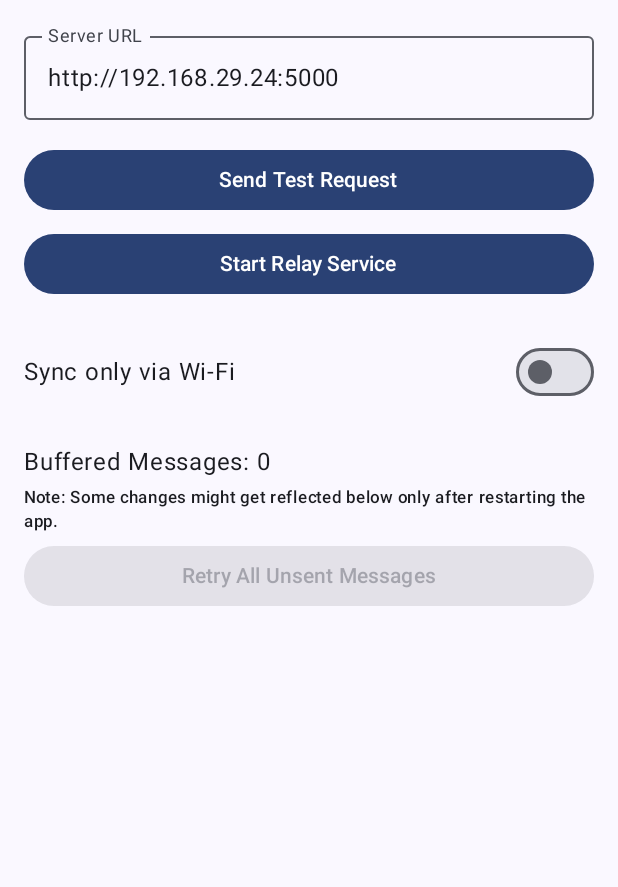
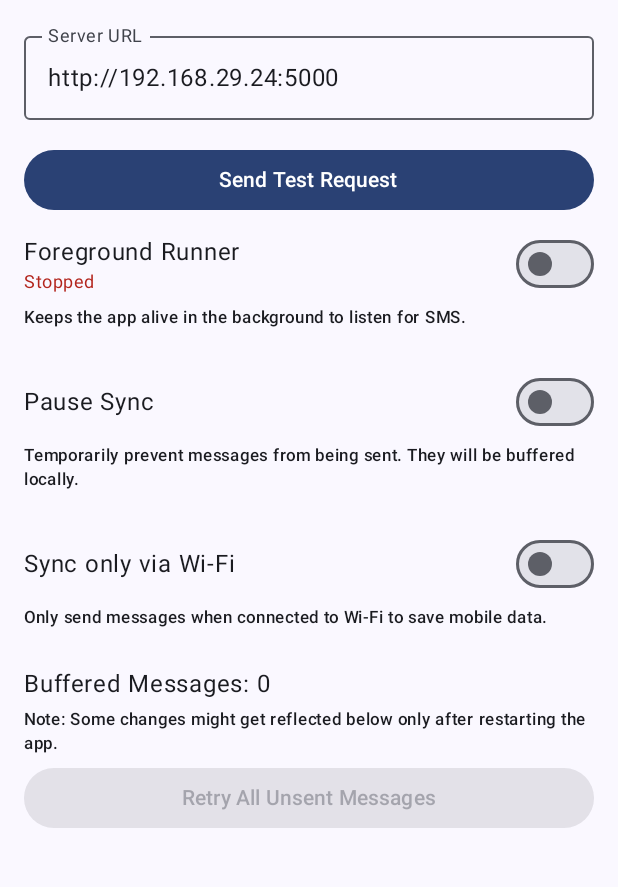
Before and after one commit to PeithonKing/sms-export-android, an Android app built with Jetpack Compose: the screen it shows after launch (MainActivity), after a tap on "Send Test Request", on a phone screen of 412 x 824 dp, the part 60-947 px from its top. Run offline under Robolectric (Android 15) with nearby library versions, the phone set to English and light mode, and no system bars.

Commit message:
more UI polish

```diff
--- a/app/src/main/java/com/example/messageexport/MainActivity.kt
+++ b/app/src/main/java/com/example/messageexport/MainActivity.kt
@@ -75,6 +75,7 @@ fun MainScreen(modifier: Modifier = Modifier) {
         context.getSharedPreferences("MessageExportPrefs", android.content.Context.MODE_PRIVATE)
     }
     var wifiOnly by remember { mutableStateOf(prefs.getBoolean("wifi_only", false)) }
+    var pauseSync by remember { mutableStateOf(prefs.getBoolean("pause_sync", false)) }
     var serverUrl by remember {
         mutableStateOf(
                 prefs.getString("server_url", "http://192.168.29.24:5000")
@@ -125,14 +126,23 @@ fun MainScreen(modifier: Modifier = Modifier) {
         // 3. Start/Stop Relay Service
         var isServiceRunning by remember { mutableStateOf(RelayService.isServiceRunning) }
 
-        Button(
-                onClick = {
+        Row(verticalAlignment = Alignment.CenterVertically) {
+            Column(modifier = Modifier.weight(1f)) {
+                Text(text = "Foreground Runner")
+                Text(
+                        text = if (isServiceRunning) "Running" else "Stopped",
+                        style = androidx.compose.material3.MaterialTheme.typography.bodySmall,
+                        color =
+                                if (isServiceRunning)
+                                        androidx.compose.material3.MaterialTheme.colorScheme.primary
+                                else androidx.compose.material3.MaterialTheme.colorScheme.error
+                )
+            }
+            Switch(
+                    checked = isServiceRunning,
+                    onCheckedChange = { isChecked ->
                         val intent = Intent(context, RelayService::class.java)
-                    if (isServiceRunning) {
-                        context.stopService(intent)
-                        isServiceRunning = false
-                        Toast.makeText(context, "Service Stopped", Toast.LENGTH_SHORT).show()
-                    } else {
+                        if (isChecked) {
                             if (Build.VERSION.SDK_INT >= Build.VERSION_CODES.O) {
                                 context.startForegroundService(intent)
                             } else {
@@ -140,13 +150,46 @@ fun MainScreen(modifier: Modifier = Modifier) {
                             }
                             isServiceRunning = true
                             Toast.makeText(context, "Service Started", Toast.LENGTH_SHORT).show()
+                        } else {
+                            context.stopService(intent)
+                            isServiceRunning = false
+                            Toast.makeText(context, "Service Stopped", Toast.LENGTH_SHORT).show()
                         }
-                },
-                modifier = Modifier.fillMaxWidth()
-        ) { Text(if (isServiceRunning) "Stop Relay Service" else "Start Relay Service") }
+                    }
+            )
+        }
+
+        // Explanatory Text
+        Text(
+                text = "Keeps the app alive in the background to listen for SMS.",
+                style = androidx.compose.material3.MaterialTheme.typography.labelSmall,
+                modifier = Modifier.padding(top = 4.dp, bottom = 16.dp)
+        )
+
+        Spacer(modifier = Modifier.height(8.dp))
+
+        // 4. Pause Sync Toggle
+        Row(verticalAlignment = Alignment.CenterVertically) {
+            Text(text = "Pause Sync", modifier = Modifier.weight(1f))
+            Switch(
+                    checked = pauseSync,
+                    onCheckedChange = { isChecked ->
+                        pauseSync = isChecked
+                        prefs.edit().putBoolean("pause_sync", isChecked).apply()
+                    }
+            )
+        }
+        Text(
+                text =
+                        "Temporarily prevent messages from being sent. They will be buffered locally.",
+                style = androidx.compose.material3.MaterialTheme.typography.labelSmall,
+                modifier = Modifier.padding(top = 4.dp)
+        )
+
         Spacer(modifier = Modifier.height(24.dp))
 
         // 5. Sync only via Wi-Fi (Moved to bottom)
+        // 5. Sync only via Wi-Fi
         // 5. Sync only via Wi-Fi
         Row(verticalAlignment = Alignment.CenterVertically) {
             Text(text = "Sync only via Wi-Fi", modifier = Modifier.weight(1f))
@@ -158,6 +201,11 @@ fun MainScreen(modifier: Modifier = Modifier) {
                     }
             )
         }
+        Text(
+                text = "Only send messages when connected to Wi-Fi to save mobile data.",
+                style = androidx.compose.material3.MaterialTheme.typography.labelSmall,
+                modifier = Modifier.padding(top = 4.dp)
+        )
 
         Spacer(modifier = Modifier.height(24.dp))
 
--- a/app/src/main/java/com/example/messageexport/Relay.kt
+++ b/app/src/main/java/com/example/messageexport/Relay.kt
@@ -12,6 +12,7 @@ object Relay {
     // Configuration
     private const val PREFS_NAME = "MessageExportPrefs"
     private const val KEY_WIFI_ONLY = "wifi_only"
+    private const val KEY_PAUSE_SYNC = "pause_sync"
     private const val KEY_SERVER_URL = "server_url"
     private const val DEFAULT_SERVER_URL = "http://192.168.29.24:5000"
 
@@ -29,7 +30,13 @@ object Relay {
         // Check Preferences
         val prefs = context.getSharedPreferences(PREFS_NAME, android.content.Context.MODE_PRIVATE)
         val wifiOnly = prefs.getBoolean(KEY_WIFI_ONLY, false)
+        val pauseSync = prefs.getBoolean(KEY_PAUSE_SYNC, false)
         var serverUrl = prefs.getString(KEY_SERVER_URL, DEFAULT_SERVER_URL) ?: DEFAULT_SERVER_URL
+
+        if (pauseSync) {
+            Log.i(TAG, "Skipping relay: Sync is paused.")
+            return false
+        }
 
         if (wifiOnly && !isWifiConnected(context)) {
             Log.i(TAG, "Skipping relay: Wi-Fi only mode is enabled and not connected to Wi-Fi.")
```
Lines whose indentation alone changed are shown as unchanged.
